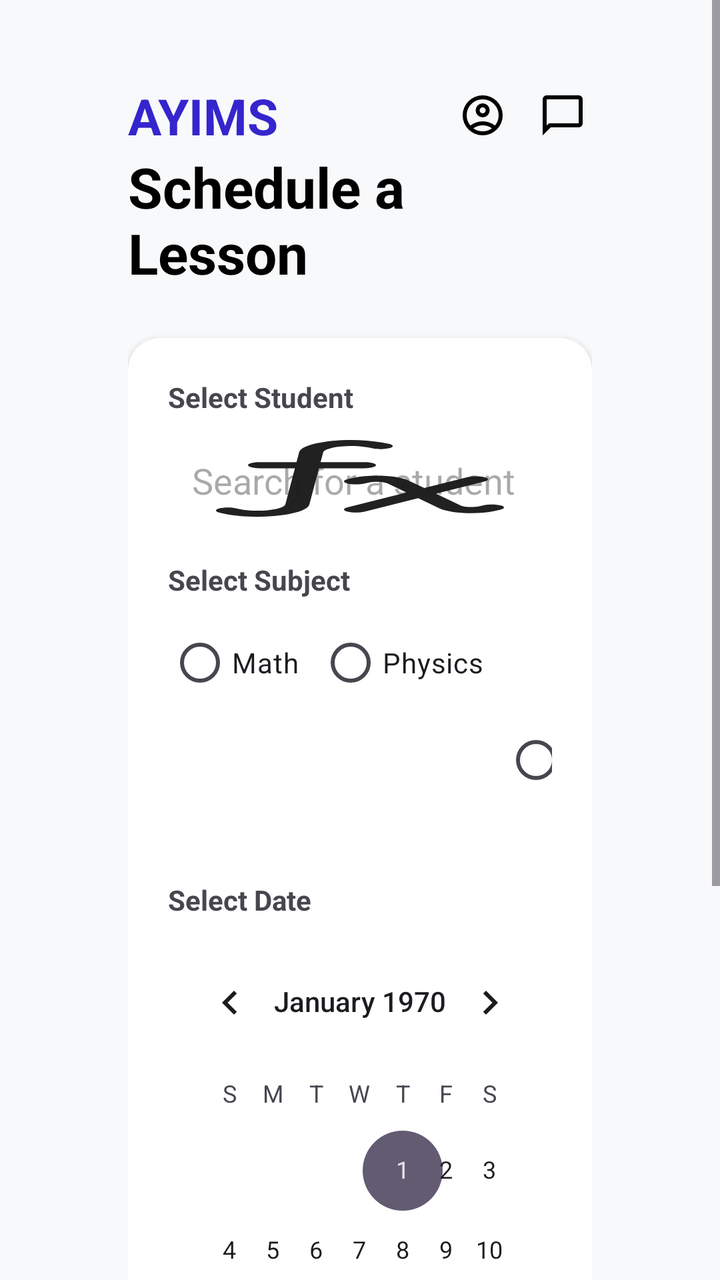
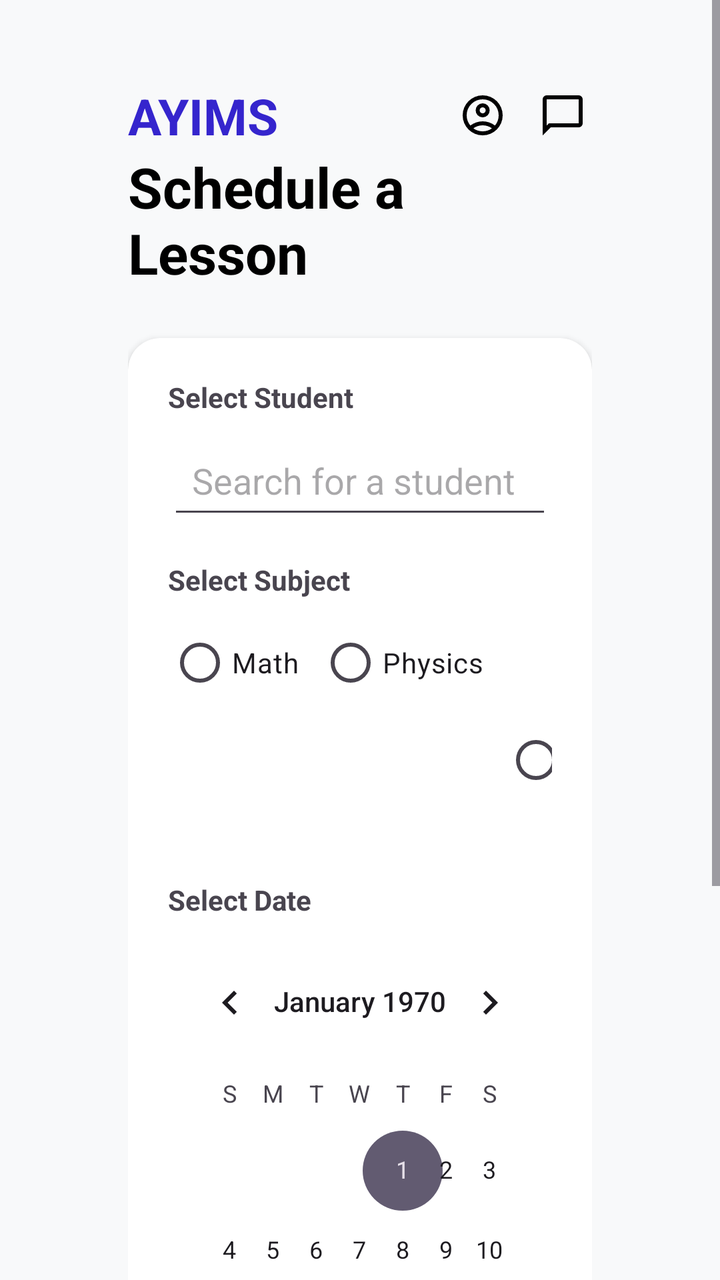

An Android layout rendered at two revisions. The XML below is the earlier revision; the diff shows what the commit changed to produce the second picture.
<!-- AndroidManifest.xml: application theme Theme.MyTutor -->
<!-- res/layout/fragment_tutor_schedule.xml -->
<?xml version="1.0" encoding="utf-8"?>
<ScrollView xmlns:android="http://schemas.android.com/apk/res/android"
    xmlns:app="http://schemas.android.com/apk/res-auto"
    android:layout_width="match_parent"
    android:layout_height="match_parent"
    android:background="#F8F9FA">

    <LinearLayout
        android:layout_width="match_parent"
        android:layout_height="wrap_content"
        android:orientation="vertical"
        android:layout_marginHorizontal="40dp"
        android:padding="24dp">
        <LinearLayout
            android:layout_width="match_parent"
            android:layout_height="wrap_content"
            android:layout_marginTop="17dp"
            android:orientation="horizontal">
            <TextView
                android:layout_width="wrap_content"
                android:layout_height="wrap_content"
                android:textColor="@color/btn"
                android:textStyle="bold"
                android:text="AYIMS"
                android:textSize="25sp"/>

            <TextView
                android:layout_width="wrap_content"
                android:layout_height="wrap_content"
                android:textSize="25sp"
                android:layout_marginStart="90dp"
                android:drawableLeft="@drawable/outline_account_circle_24"/>
            <TextView
                android:layout_width="wrap_content"
                android:layout_height="wrap_content"
                android:textSize="25sp"
                android:layout_marginStart="16dp"
                android:drawableLeft="@drawable/outline_chat_bubble_24"/>
            <TextView
                android:layout_width="wrap_content"
                android:layout_height="wrap_content"
                android:textSize="25sp"
                android:layout_marginStart="16dp"
                android:drawableLeft="@drawable/outline_account_circle_24"/>

        </LinearLayout>


        <TextView
            android:layout_width="wrap_content"
            android:layout_height="wrap_content"
            android:text="Schedule a Lesson"
            android:textSize="28sp"
            android:textStyle="bold"
            android:textColor="@color/black"
            android:layout_marginBottom="24dp"/>

        <androidx.cardview.widget.CardView
            android:layout_width="match_parent"
            android:layout_height="wrap_content"
            app:cardCornerRadius="16dp"
            app:cardElevation="2dp">

            <LinearLayout
                android:layout_width="match_parent"
                android:layout_height="wrap_content"
                android:orientation="vertical"
                android:padding="20dp">

                <TextView
                    android:layout_width="wrap_content"
                    android:layout_height="wrap_content"
                    android:text="Select Student"
                    android:textStyle="bold"
                    android:layout_marginBottom="8dp"/>

                <AutoCompleteTextView
                    android:id="@+id/studentAutoComplete"
                    android:layout_width="match_parent"
                    android:layout_height="wrap_content"
                    android:hint="Search for a student"
                    android:padding="12dp"
                    android:background="@drawable/math_formula_svgrepo_com"
                    android:completionThreshold="1"/>

                <TextView
                    android:layout_width="wrap_content"
                    android:layout_height="wrap_content"
                    android:text="Select Subject"
                    android:textStyle="bold"
                    android:layout_marginTop="16dp"
                    android:layout_marginBottom="8dp"/>

                <RadioGroup
                    android:id="@+id/tutorSubjectGroup"
                    android:layout_width="match_parent"
                    android:layout_height="wrap_content"
                    android:orientation="horizontal">
                    <RadioButton android:id="@+id/rbMath" android:layout_width="wrap_content" android:layout_height="wrap_content" android:text="Math" android:layout_marginEnd="10dp"/>
                    <RadioButton android:id="@+id/rbPhysics" android:layout_width="wrap_content" android:layout_height="wrap_content" android:text="Physics" android:layout_marginEnd="10dp"/>
                    <RadioButton android:id="@+id/rbBiology" android:layout_width="wrap_content" android:layout_height="wrap_content" android:text="Biology"/>
                </RadioGroup>

                <TextView
                    android:layout_width="wrap_content"
                    android:layout_height="wrap_content"
                    android:text="Select Date"
                    android:textStyle="bold"
                    android:layout_marginTop="16dp"
                    android:layout_marginBottom="8dp"/>

                <CalendarView
                    android:id="@+id/scheduleCalendar"
                    android:layout_width="match_parent"
                    android:layout_height="wrap_content"
                    android:theme="@style/Widget.AppCompat.CalendarView"/>

                <Button
                    android:id="@+id/btnScheduleLesson"
                    android:layout_width="match_parent"
                    android:layout_height="wrap_content"
                    android:text="Schedule Lesson"
                    android:backgroundTint="@color/btn"
                    android:textColor="@color/white"
                    android:layout_marginTop="24dp"
                    android:padding="12dp"/>

            </LinearLayout>
        </androidx.cardview.widget.CardView>

    </LinearLayout>
</ScrollView>
<!-- resources referenced by this layout -->
<resources>
  <color name="black">#FF000000</color>
  <color name="btn">#3525CD</color>
  <color name="white">#FFFFFFFF</color>
  <!-- drawable math_formula_svgrepo_com (drawable) -->
  <vector xmlns:android="http://schemas.android.com/apk/res/android"
      android:width="30dp"
      android:height="30dp"
      android:viewportWidth="24"
      android:viewportHeight="24">
    <path
        android:pathData="M12.482,3.827C11.369,3.003 9.786,3.736 9.694,5.117L9.535,7.5H12.25C12.664,7.5 13,7.836 13,8.25C13,8.664 12.664,9 12.25,9H9.435L8.835,18.006C8.656,20.691 5.477,22.008 3.452,20.236L3.256,20.064C2.944,19.792 2.913,19.318 3.186,19.006C3.458,18.694 3.932,18.663 4.244,18.936L4.439,19.107C5.53,20.061 7.242,19.352 7.338,17.906L7.932,9H5.75C5.336,9 5,8.664 5,8.25C5,7.836 5.336,7.5 5.75,7.5H8.032L8.197,5.017C8.368,2.452 11.309,1.092 13.375,2.622L13.746,2.897C14.079,3.144 14.149,3.614 13.903,3.946C13.656,4.279 13.186,4.349 12.854,4.103L12.482,3.827Z"
        android:fillColor="#212121"/>
    <path
        android:pathData="M13.712,12.763C13.488,12.337 12.926,12.23 12.56,12.543L12.238,12.819C11.924,13.089 11.45,13.053 11.181,12.738C10.911,12.424 10.947,11.95 11.262,11.681L11.584,11.404C12.681,10.464 14.367,10.786 15.04,12.065L16.017,13.922L18.72,11.22C19.013,10.927 19.487,10.927 19.78,11.22C20.073,11.513 20.073,11.987 19.78,12.28L16.749,15.312L18.288,18.237C18.512,18.663 19.074,18.77 19.44,18.457L19.762,18.181C20.076,17.911 20.55,17.947 20.819,18.262C21.089,18.576 21.053,19.05 20.738,19.319L20.416,19.596C19.319,20.536 17.633,20.213 16.961,18.935L15.638,16.423L12.28,19.78C11.988,20.073 11.513,20.073 11.22,19.78C10.927,19.487 10.927,19.013 11.22,18.72L14.907,15.033L13.712,12.763Z"
        android:fillColor="#212121"/>
  </vector>
  <!-- drawable outline_chat_bubble_24 (drawable) -->
  <vector xmlns:android="http://schemas.android.com/apk/res/android" android:height="24dp" android:tint="#000000" android:viewportHeight="960" android:viewportWidth="960" android:width="24dp">
        
      <path android:fillColor="@android:color/white" android:pathData="M80,880L80,160Q80,127 103.5,103.5Q127,80 160,80L800,80Q833,80 856.5,103.5Q880,127 880,160L880,640Q880,673 856.5,696.5Q833,720 800,720L240,720L80,880ZM206,640L800,640Q800,640 800,640Q800,640 800,640L800,160Q800,160 800,160Q800,160 800,160L160,160Q160,160 160,160Q160,160 160,160L160,685L206,640ZM160,640L160,640L160,160Q160,160 160,160Q160,160 160,160L160,160Q160,160 160,160Q160,160 160,160L160,640Q160,640 160,640Q160,640 160,640Z"/>
      
  </vector>
  <style name="Theme.MyTutor" parent="Base.Theme.MyTutor" />
  <style name="Base.Theme.MyTutor" parent="Theme.Material3.DayNight.NoActionBar">
          
          
      </style>
  <!-- unchanged entries left out for length: 1 -->
</resources>

<!-- the commit's change to res/layout/fragment_tutor_schedule.xml (unified diff, before → after) -->
@@ -10,6 +10,7 @@
         android:layout_height="wrap_content"
         android:orientation="vertical"
         android:layout_marginHorizontal="40dp"
+        android:layout_marginVertical="0dp"
         android:padding="24dp">
         <LinearLayout
             android:layout_width="match_parent"
@@ -80,7 +81,6 @@
                     android:layout_height="wrap_content"
                     android:hint="Search for a student"
                     android:padding="12dp"
-                    android:background="@drawable/math_formula_svgrepo_com"
                     android:completionThreshold="1"/>
 
                 <TextView
@@ -112,8 +112,7 @@
                 <CalendarView
                     android:id="@+id/scheduleCalendar"
                     android:layout_width="match_parent"
-                    android:layout_height="wrap_content"
-                    android:theme="@style/Widget.AppCompat.CalendarView"/>
+                    android:layout_height="wrap_content" />
 
                 <Button
                     android:id="@+id/btnScheduleLesson"
<!-- resource entries referenced after the edit -->
@@ -3,19 +3,6 @@
   <color name="black">#FF000000</color>
   <color name="btn">#3525CD</color>
   <color name="white">#FFFFFFFF</color>
-  <!-- drawable math_formula_svgrepo_com (drawable) -->
-  <vector xmlns:android="http://schemas.android.com/apk/res/android"
-      android:width="30dp"
-      android:height="30dp"
-      android:viewportWidth="24"
-      android:viewportHeight="24">
-    <path
-        android:pathData="M12.482,3.827C11.369,3.003 9.786,3.736 9.694,5.117L9.535,7.5H12.25C12.664,7.5 13,7.836 13,8.25C13,8.664 12.664,9 12.25,9H9.435L8.835,18.006C8.656,20.691 5.477,22.008 3.452,20.236L3.256,20.064C2.944,19.792 2.913,19.318 3.186,19.006C3.458,18.694 3.932,18.663 4.244,18.936L4.439,19.107C5.53,20.061 7.242,19.352 7.338,17.906L7.932,9H5.75C5.336,9 5,8.664 5,8.25C5,7.836 5.336,7.5 5.75,7.5H8.032L8.197,5.017C8.368,2.452 11.309,1.092 13.375,2.622L13.746,2.897C14.079,3.144 14.149,3.614 13.903,3.946C13.656,4.279 13.186,4.349 12.854,4.103L12.482,3.827Z"
-        android:fillColor="#212121"/>
-    <path
-        android:pathData="M13.712,12.763C13.488,12.337 12.926,12.23 12.56,12.543L12.238,12.819C11.924,13.089 11.45,13.053 11.181,12.738C10.911,12.424 10.947,11.95 11.262,11.681L11.584,11.404C12.681,10.464 14.367,10.786 15.04,12.065L16.017,13.922L18.72,11.22C19.013,10.927 19.487,10.927 19.78,11.22C20.073,11.513 20.073,11.987 19.78,12.28L16.749,15.312L18.288,18.237C18.512,18.663 19.074,18.77 19.44,18.457L19.762,18.181C20.076,17.911 20.55,17.947 20.819,18.262C21.089,18.576 21.053,19.05 20.738,19.319L20.416,19.596C19.319,20.536 17.633,20.213 16.961,18.935L15.638,16.423L12.28,19.78C11.988,20.073 11.513,20.073 11.22,19.78C10.927,19.487 10.927,19.013 11.22,18.72L14.907,15.033L13.712,12.763Z"
-        android:fillColor="#212121"/>
-  </vector>
   <!-- drawable outline_chat_bubble_24 (drawable) -->
   <vector xmlns:android="http://schemas.android.com/apk/res/android" android:height="24dp" android:tint="#000000" android:viewportHeight="960" android:viewportWidth="960" android:width="24dp">
         
